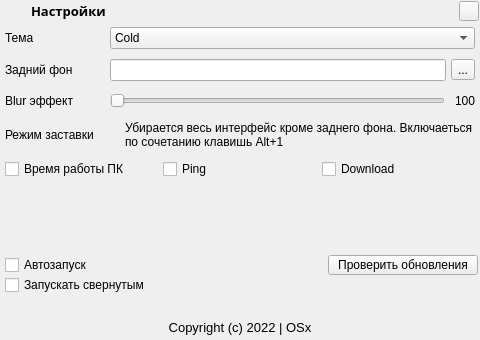
Curicano/OverlayGT, file main/ui/widget_2.ui: the form before one commit.
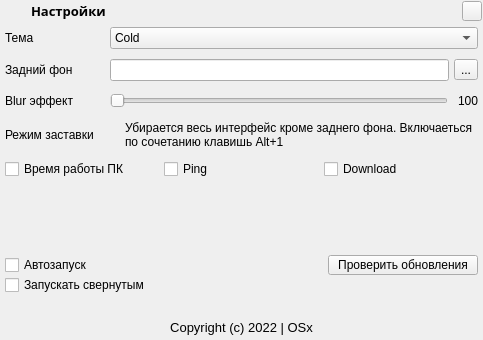
The form after the commit. Icons and pictures are not drawn.

The edit to the form file:
```diff
--- a/main/ui/widget_2.ui
+++ b/main/ui/widget_2.ui
@@ -10,18 +10,6 @@
     <height>340</height>
    </rect>
   </property>
-  <property name="minimumSize">
-   <size>
-    <width>480</width>
-    <height>340</height>
-   </size>
-  </property>
-  <property name="maximumSize">
-   <size>
-    <width>480</width>
-    <height>340</height>
-   </size>
-  </property>
   <layout class="QVBoxLayout" name="_2">
    <property name="spacing">
     <number>0</number>
```
